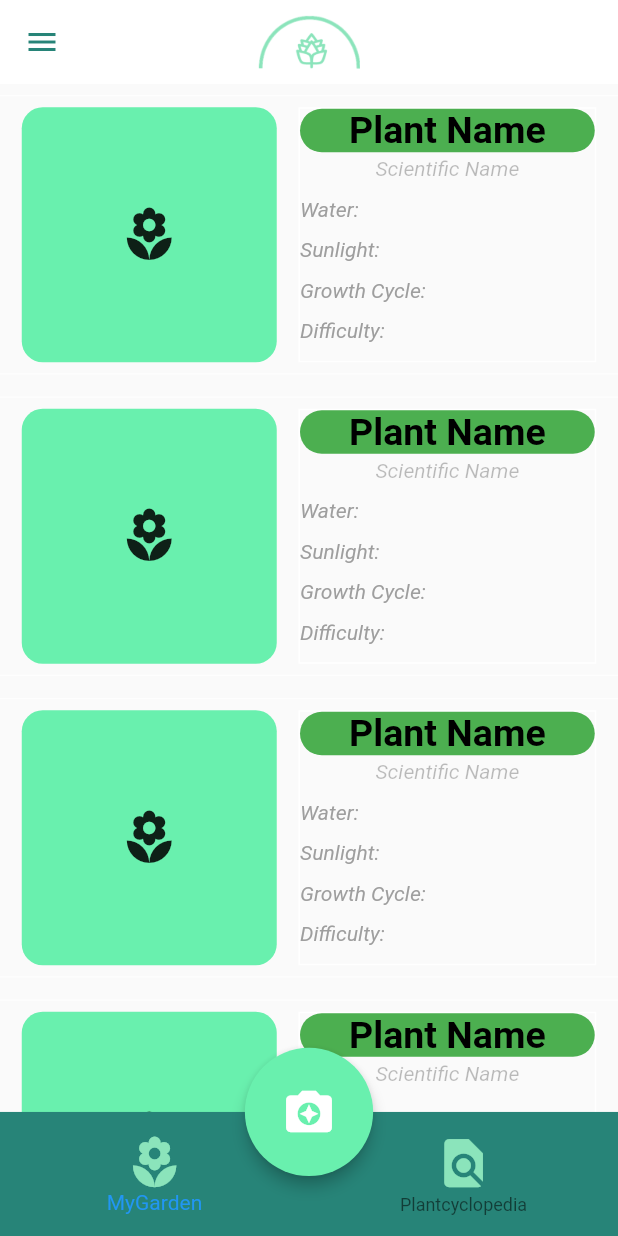
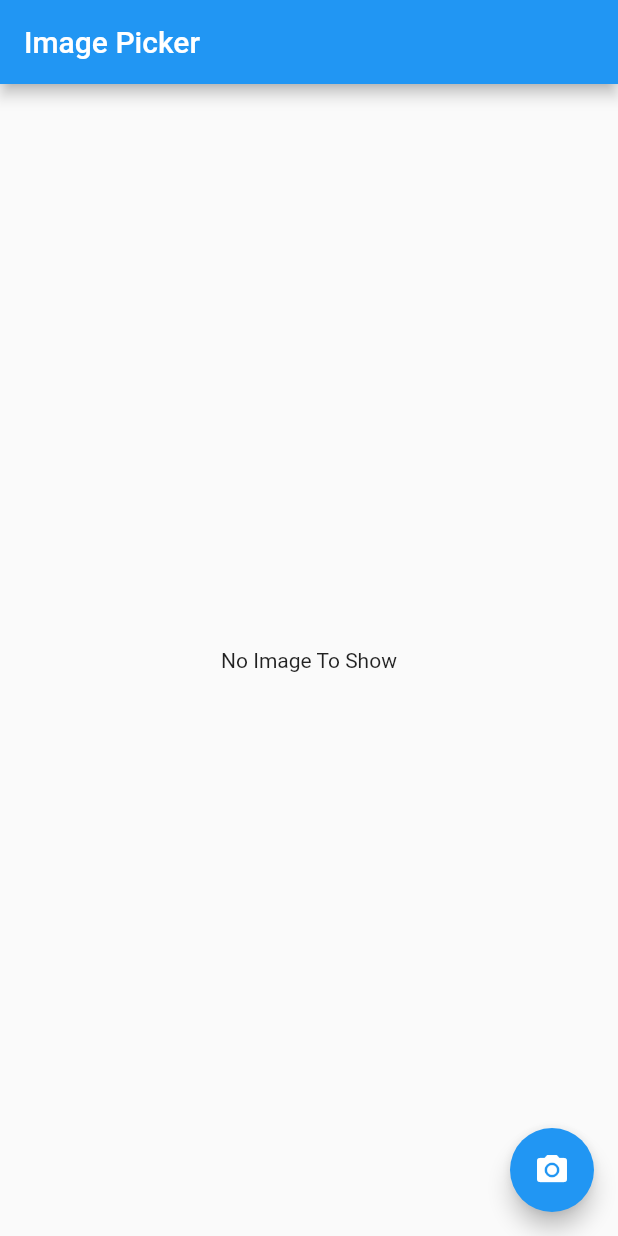
Before and after one commit to efollette/growio, a Flutter app: the screen it shows after launch, on a phone screen of 412 x 824 dp. Run offline on Flutter 3.47's test engine with Material 2 defaults, Android fonts, the phone set to English and light mode, and no system bars; our stand-ins replace image_picker.

Commit message:
Basic functionality of the camera is working

```diff
--- /dev/null
+++ b/lib/ui/Camera.dart
@@ -0,0 +1,45 @@
+import 'package:flutter/material.dart';
+import 'package:image_picker/image_picker.dart';
+import 'dart:io';
+
+class Camera extends StatefulWidget {
+  @override
+  State<StatefulWidget> createState(){
+    return new CameraState();
+  }
+}
+
+class CameraState extends State<Camera> {
+  File image;
+  picker() async{
+    print('Picker is called');
+    File img= await ImagePicker.pickImage(source: ImageSource.gallery);
+    if(img!=null){
+      image=img;
+      print(img.path);
+      //updates our UI
+      setState(() {
+        print('Update the UI');
+      });
+    }
+  }
+  @override
+  Widget build(BuildContext context) {
+    return new MaterialApp(
+      home: new Scaffold(
+        appBar: AppBar(
+          title: new Text('Image Picker'),
+        ),
+        body: new Container(
+          child: new Center(
+              child: image==null?new Text('No Image To Show'):new Image.file(image),
+          ),
+        ),
+        floatingActionButton: new FloatingActionButton(
+          onPressed: picker,
+          child: new Icon(Icons.camera_alt),
+        ),
+      ),
+    );
+  }
+}
--- a/lib/ui/mainPage.dart
+++ b/lib/ui/mainPage.dart
@@ -105,7 +105,6 @@ class _MainPageState extends State<MainPage> {
             )
           ),
           child: BottomNavigationBar(
-            elevation: 0.0,
             onTap: _onTabTapped,
             currentIndex: currentPage,
             items: [
--- a/lib/utils/routes.dart
+++ b/lib/utils/routes.dart
@@ -3,6 +3,7 @@ import '../ui/Login.dart';
 import '../ui/myGarden.dart';
 import '../ui/plantcyclopedia.dart';
 import '../ui/mainPage.dart';
+import '../ui/Camera.dart';
 
 final routes = {
   '/login' : (BuildContext context) => Login(),
@@ -10,7 +11,7 @@ final routes = {
   '/plantcyclopedia' : (BuildContext context) => Plantcyclopedia(true),
 
   // Default route
-  '/' : (BuildContext context) => MainPage(),
+  '/' : (BuildContext context) => Camera(),
 };
 
 /*
--- a/pubspec.yaml
+++ b/pubspec.yaml
@@ -18,6 +18,7 @@ dependencies:
     sdk: flutter
 
   flutter_launcher_icons: "^0.6.1"
+  image_picker: "^0.4.5"
 
 flutter_icons:
   image_path: "Assets/GrowioIconScaled.png"
```
Also changed, not shown: pubspec.lock, 6 other files.
